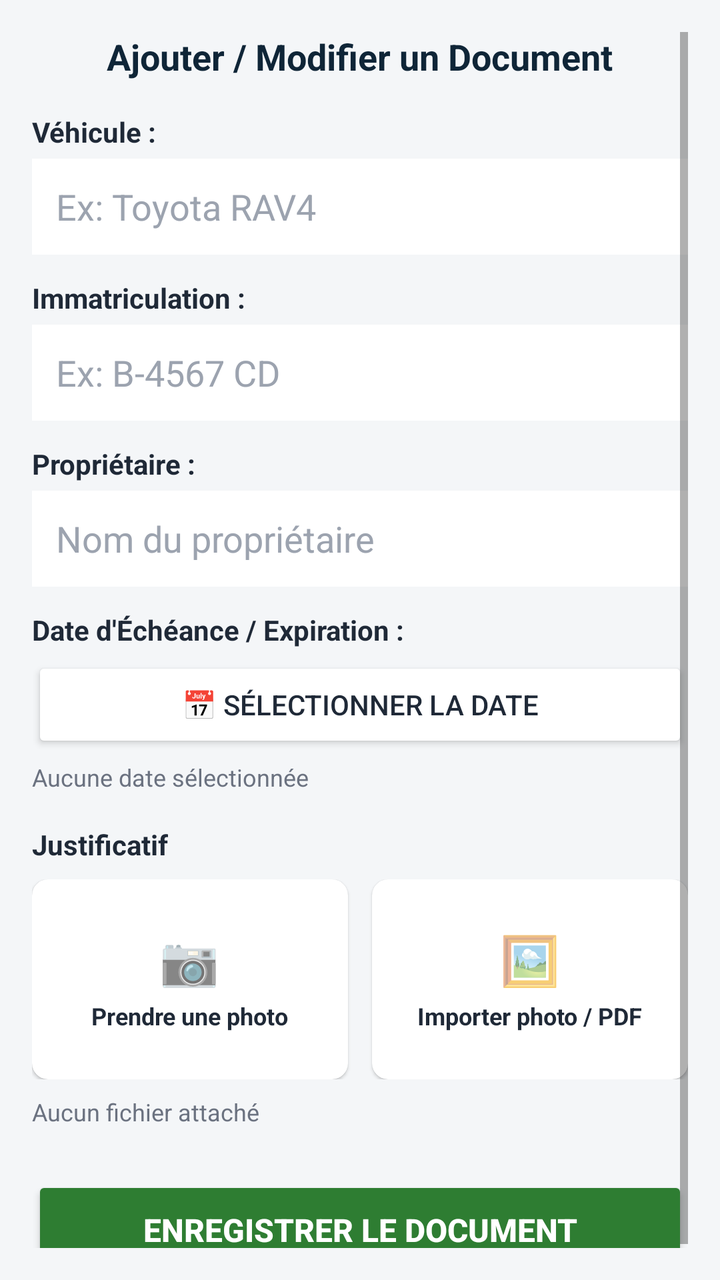
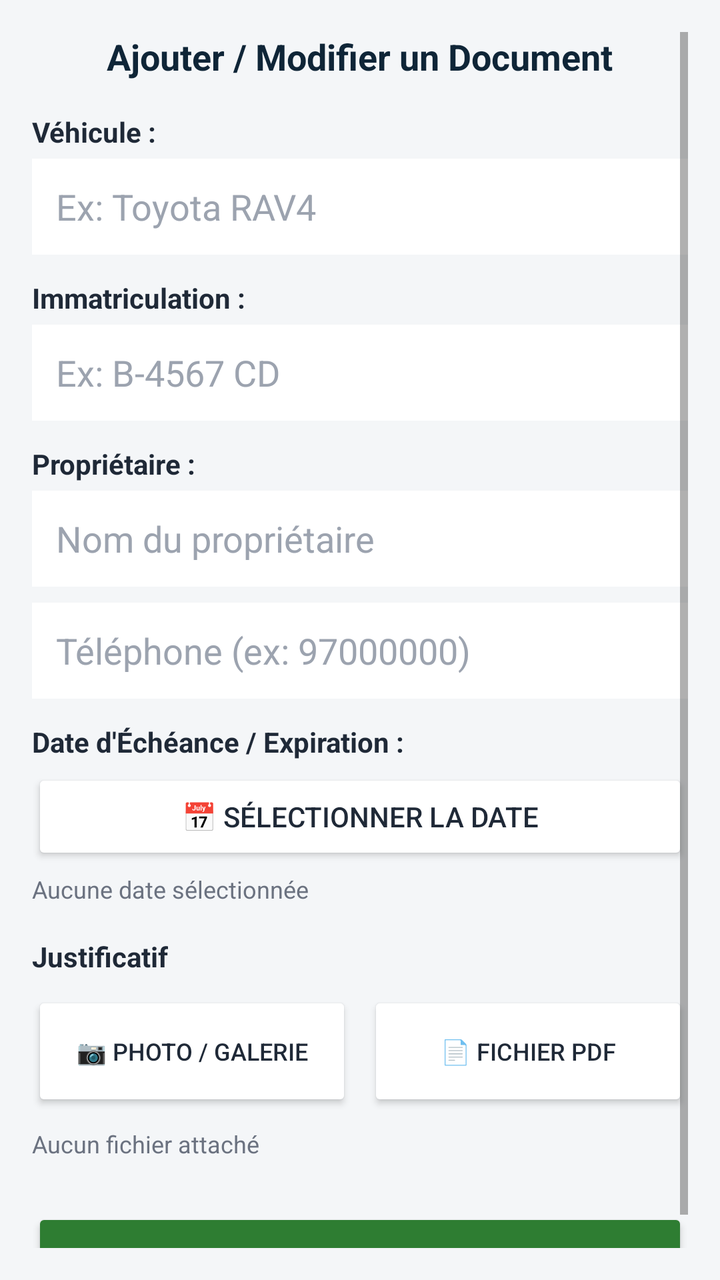

Before-and-after screenshots of an Android layout around one commit, followed by the original layout XML and the change that was made.
<!-- AndroidManifest.xml: application theme Theme.AppCompat.DayNight.NoActionBar -->
<!-- res/layout/activity_add_vehicle.xml -->
<?xml version="1.0" encoding="utf-8"?>
<ScrollView xmlns:android="http://schemas.android.com/apk/res/android"
    xmlns:app="http://schemas.android.com/apk/res-auto"
    android:layout_width="match_parent"
    android:layout_height="match_parent"
    android:background="#F4F6F8"
    android:padding="16.dp">

    <LinearLayout
        android:layout_width="match_parent"
        android:layout_height="wrap_content"
        android:orientation="vertical">

        <RelativeLayout
            android:layout_width="match_parent"
            android:layout_height="wrap_content"
            android:layout_marginBottom="16.dp">

            <TextView
                android:layout_width="wrap_content"
                android:layout_height="wrap_content"
                android:layout_centerHorizontal="true"
                android:text="Ajouter / Modifier un Document"
                android:textColor="#0F2537"
                android:textSize="18sp"
                android:textStyle="bold" />
        </RelativeLayout>

        
        <TextView
            android:layout_width="wrap_content"
            android:layout_height="wrap_content"
            android:text="Véhicule :"
            android:textColor="#1F2937"
            android:textStyle="bold" />

        <EditText
            android:id="@+id/etVehicleName"
            android:layout_width="match_parent"
            android:layout_height="48.dp"
            android:layout_marginTop="4.dp"
            android:layout_marginBottom="12.dp"
            android:background="@android:color/white"
            android:hint="Ex: Toyota RAV4"
            android:inputType="text"
            android:paddingHorizontal="12.dp"
            android:textColor="#1F2937"
            android:textColorHint="#9CA3AF" />

        <TextView
            android:layout_width="wrap_content"
            android:layout_height="wrap_content"
            android:text="Immatriculation :"
            android:textColor="#1F2937"
            android:textStyle="bold" />

        <EditText
            android:id="@+id/etLicensePlate"
            android:layout_width="match_parent"
            android:layout_height="48.dp"
            android:layout_marginTop="4.dp"
            android:layout_marginBottom="12.dp"
            android:background="@android:color/white"
            android:hint="Ex: B-4567 CD"
            android:inputType="text"
            android:paddingHorizontal="12.dp"
            android:textColor="#1F2937"
            android:textColorHint="#9CA3AF" />

        
        <TextView
            android:layout_width="wrap_content"
            android:layout_height="wrap_content"
            android:text="Propriétaire :"
            android:textColor="#1F2937"
            android:textStyle="bold" />

        <EditText
            android:id="@+id/etOwnerName"
            android:layout_width="match_parent"
            android:layout_height="48.dp"
            android:layout_marginTop="4.dp"
            android:layout_marginBottom="12.dp"
            android:background="@android:color/white"
            android:hint="Nom du propriétaire"
            android:inputType="textPersonName"
            android:paddingHorizontal="12.dp"
            android:textColor="#1F2937"
            android:textColorHint="#9CA3AF" />

        
        <TextView
            android:layout_width="wrap_content"
            android:layout_height="wrap_content"
            android:text="Date d'Échéance / Expiration :"
            android:textColor="#1F2937"
            android:textStyle="bold" />

        <Button
            android:id="@+id/btnPickExpiryDate"
            style="?attr/materialButtonOutlinedStyle"
            android:layout_width="match_parent"
            android:layout_height="48.dp"
            android:layout_marginTop="4.dp"
            android:layout_marginBottom="4.dp"
            android:backgroundTint="@android:color/white"
            android:text="📅 Sélectionner la Date"
            android:textColor="#1F2937" />

        <TextView
            android:id="@+id/tvSelectedDate"
            android:layout_width="match_parent"
            android:layout_height="wrap_content"
            android:layout_marginBottom="16.dp"
            android:text="Aucune date sélectionnée"
            android:textColor="#6B7280"
            android:textSize="12sp" />

        
        <TextView
            android:layout_width="wrap_content"
            android:layout_height="wrap_content"
            android:text="Justificatif"
            android:textColor="#1F2937"
            android:textStyle="bold" />

        <LinearLayout
            android:layout_width="match_parent"
            android:layout_height="100.dp"
            android:layout_marginTop="8.dp"
            android:layout_marginBottom="8.dp"
            android:orientation="horizontal">

            <androidx.cardview.widget.CardView
                android:id="@+id/cardTakePhoto"
                android:layout_width="0dp"
                android:layout_height="match_parent"
                android:layout_marginEnd="6.dp"
                android:layout_weight="1"
                android:foreground="?attr/selectableItemBackground"
                app:cardBackgroundColor="@android:color/white"
                app:cardCornerRadius="8.dp"
                app:cardElevation="1.dp">

                <LinearLayout
                    android:layout_width="wrap_content"
                    android:layout_height="wrap_content"
                    android:layout_gravity="center"
                    android:gravity="center"
                    android:orientation="vertical">

                    <TextView
                        android:layout_width="wrap_content"
                        android:layout_height="wrap_content"
                        android:text="📷"
                        android:textSize="24sp" />

                    <TextView
                        android:layout_width="wrap_content"
                        android:layout_height="wrap_content"
                        android:layout_marginTop="4.dp"
                        android:text="Prendre une photo"
                        android:textColor="#1F2937"
                        android:textSize="12sp"
                        android:textStyle="bold" />
                </LinearLayout>
            </androidx.cardview.widget.CardView>

            <androidx.cardview.widget.CardView
                android:id="@+id/cardSelectGallery"
                android:layout_width="0dp"
                android:layout_height="match_parent"
                android:layout_marginStart="6.dp"
                android:layout_weight="1"
                android:foreground="?attr/selectableItemBackground"
                app:cardBackgroundColor="@android:color/white"
                app:cardCornerRadius="8.dp"
                app:cardElevation="1.dp">

                <LinearLayout
                    android:layout_width="wrap_content"
                    android:layout_height="wrap_content"
                    android:layout_gravity="center"
                    android:gravity="center"
                    android:orientation="vertical">

                    <TextView
                        android:layout_width="wrap_content"
                        android:layout_height="wrap_content"
                        android:text="🖼️"
                        android:textSize="24sp" />

                    <TextView
                        android:layout_width="wrap_content"
                        android:layout_height="wrap_content"
                        android:layout_marginTop="4.dp"
                        android:text="Importer photo / PDF"
                        android:textColor="#1F2937"
                        android:textSize="12sp"
                        android:textStyle="bold" />
                </LinearLayout>
            </androidx.cardview.widget.CardView>
        </LinearLayout>

        <TextView
            android:id="@+id/tvPdfStatus"
            android:layout_width="match_parent"
            android:layout_height="wrap_content"
            android:layout_marginBottom="24.dp"
            android:text="Aucun fichier attaché"
            android:textColor="#6B7280"
            android:textSize="12sp" />

        
        <Button
            android:id="@+id/btnSave"
            android:layout_width="match_parent"
            android:layout_height="54.dp"
            android:backgroundTint="#2E7D32"
            android:text="Enregistrer le Document"
            android:textColor="@android:color/white"
            android:textSize="16sp"
            android:textStyle="bold" />

    </LinearLayout>
</ScrollView>
<!-- resources referenced by this layout -->
<resources>

</resources>

<!-- the commit's change to res/layout/activity_add_vehicle.xml (unified diff, before → after) -->
@@ -11,20 +11,15 @@
         android:layout_height="wrap_content"
         android:orientation="vertical">
 
-        <RelativeLayout
-            android:layout_width="match_parent"
+        <TextView
+            android:layout_width="wrap_content"
             android:layout_height="wrap_content"
-            android:layout_marginBottom="16.dp">
-
-            <TextView
-                android:layout_width="wrap_content"
-                android:layout_height="wrap_content"
-                android:layout_centerHorizontal="true"
-                android:text="Ajouter / Modifier un Document"
-                android:textColor="#0F2537"
-                android:textSize="18sp"
-                android:textStyle="bold" />
-        </RelativeLayout>
+            android:layout_gravity="center_horizontal"
+            android:layout_marginBottom="16.dp"
+            android:text="Ajouter / Modifier un Document"
+            android:textColor="#0F2537"
+            android:textSize="18sp"
+            android:textStyle="bold" />
 
         
         <TextView
@@ -47,6 +42,7 @@
             android:textColor="#1F2937"
             android:textColorHint="#9CA3AF" />
 
+        
         <TextView
             android:layout_width="wrap_content"
             android:layout_height="wrap_content"
@@ -80,10 +76,22 @@
             android:layout_width="match_parent"
             android:layout_height="48.dp"
             android:layout_marginTop="4.dp"
-            android:layout_marginBottom="12.dp"
+            android:layout_marginBottom="8.dp"
             android:background="@android:color/white"
             android:hint="Nom du propriétaire"
             android:inputType="textPersonName"
+            android:paddingHorizontal="12.dp"
+            android:textColor="#1F2937"
+            android:textColorHint="#9CA3AF" />
+
+        <EditText
+            android:id="@+id/etOwnerPhone"
+            android:layout_width="match_parent"
+            android:layout_height="48.dp"
+            android:layout_marginBottom="12.dp"
+            android:background="@android:color/white"
+            android:hint="Téléphone (ex: 97000000)"
+            android:inputType="phone"
             android:paddingHorizontal="12.dp"
             android:textColor="#1F2937"
             android:textColorHint="#9CA3AF" />
@@ -126,80 +134,34 @@
 
         <LinearLayout
             android:layout_width="match_parent"
-            android:layout_height="100.dp"
+            android:layout_height="wrap_content"
             android:layout_marginTop="8.dp"
             android:layout_marginBottom="8.dp"
             android:orientation="horizontal">
 
-            <androidx.cardview.widget.CardView
-                android:id="@+id/cardTakePhoto"
+            <Button
+                android:id="@+id/btnSelectPhoto"
+                style="?attr/materialButtonOutlinedStyle"
                 android:layout_width="0dp"
-                android:layout_height="match_parent"
-                android:layout_marginEnd="6.dp"
+                android:layout_height="60.dp"
+                android:layout_marginEnd="4.dp"
                 android:layout_weight="1"
-                android:foreground="?attr/selectableItemBackground"
-                app:cardBackgroundColor="@android:color/white"
-                app:cardCornerRadius="8.dp"
-                app:cardElevation="1.dp">
+                android:backgroundTint="@android:color/white"
+                android:text="📷 Photo / Galerie"
+                android:textColor="#1F2937"
+                android:textSize="12sp" />
 
-                <LinearLayout
-                    android:layout_width="wrap_content"
-                    android:layout_height="wrap_content"
-                    android:layout_gravity="center"
-                    android:gravity="center"
-                    android:orientation="vertical">
-
-                    <TextView
-                        android:layout_width="wrap_content"
-                        android:layout_height="wrap_content"
-                        android:text="📷"
-                        android:textSize="24sp" />
-
-                    <TextView
-                        android:layout_width="wrap_content"
-                        android:layout_height="wrap_content"
-                        android:layout_marginTop="4.dp"
-                        android:text="Prendre une photo"
-                        android:textColor="#1F2937"
-                        android:textSize="12sp"
-                        android:textStyle="bold" />
-                </LinearLayout>
-            </androidx.cardview.widget.CardView>
-
-            <androidx.cardview.widget.CardView
-                android:id="@+id/cardSelectGallery"
+            <Button
+                android:id="@+id/btnSelectPdf"
+                style="?attr/materialButtonOutlinedStyle"
                 android:layout_width="0dp"
-                android:layout_height="match_parent"
-                android:layout_marginStart="6.dp"
+                android:layout_height="60.dp"
+                android:layout_marginStart="4.dp"
                 android:layout_weight="1"
-                android:foreground="?attr/selectableItemBackground"
-                app:cardBackgroundColor="@android:color/white"
-                app:cardCornerRadius="8.dp"
-                app:cardElevation="1.dp">
-
-                <LinearLayout
-                    android:layout_width="wrap_content"
-                    android:layout_height="wrap_content"
-                    android:layout_gravity="center"
-                    android:gravity="center"
-                    android:orientation="vertical">
-
-                    <TextView
-                        android:layout_width="wrap_content"
-                        android:layout_height="wrap_content"
-                        android:text="🖼️"
-                        android:textSize="24sp" />
-
-                    <TextView
-                        android:layout_width="wrap_content"
-                        android:layout_height="wrap_content"
-                        android:layout_marginTop="4.dp"
-                        android:text="Importer photo / PDF"
-                        android:textColor="#1F2937"
-                        android:textSize="12sp"
-                        android:textStyle="bold" />
-                </LinearLayout>
-            </androidx.cardview.widget.CardView>
+                android:backgroundTint="@android:color/white"
+                android:text="📄 Fichier PDF"
+                android:textColor="#1F2937"
+                android:textSize="12sp" />
         </LinearLayout>
 
         <TextView
